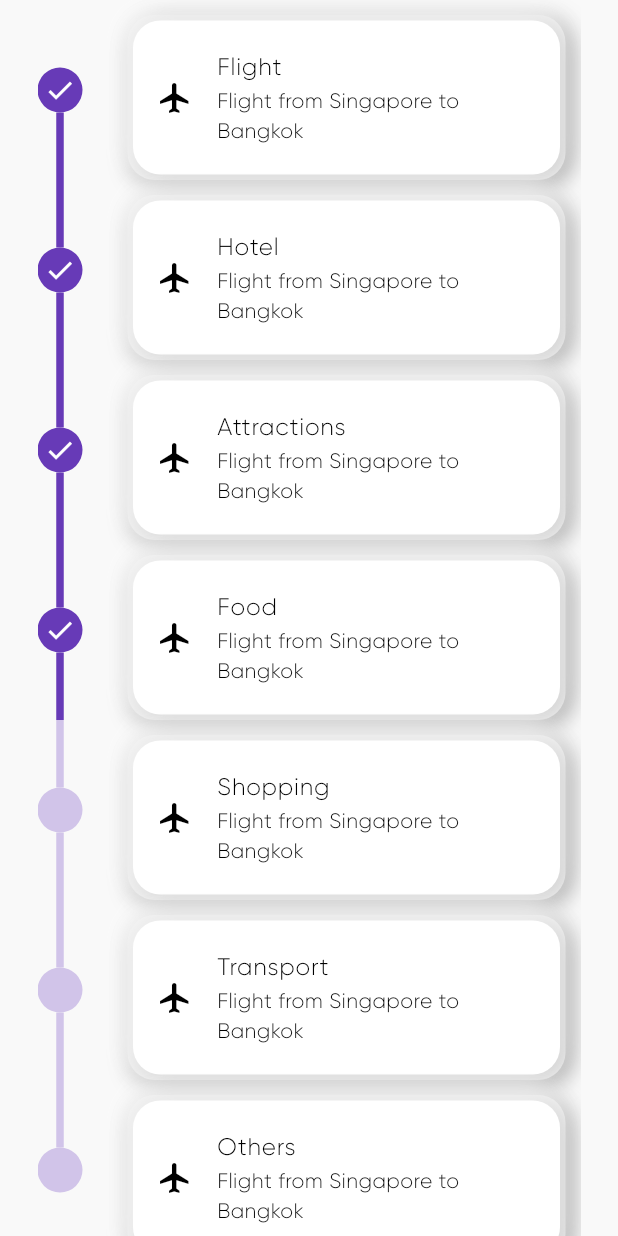
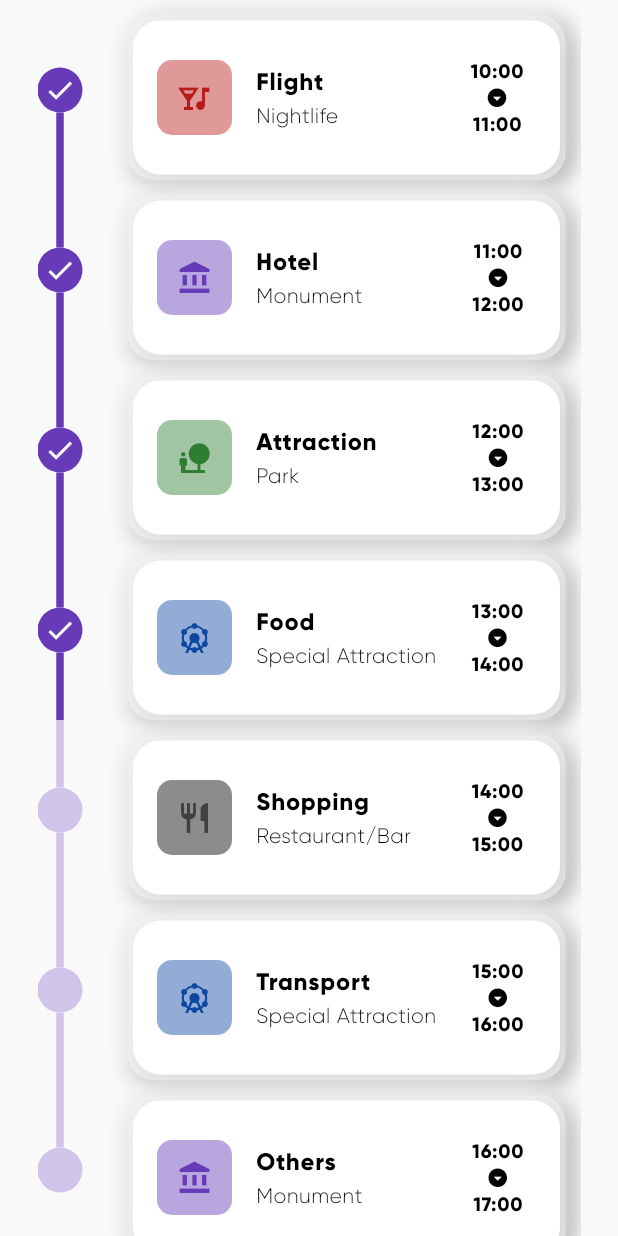
Before and after one commit to Mahesh1772/ItineraryApp, a Flutter app: the ItineraryPage screen opened directly, on a phone screen of 412 x 824 dp. Run offline on Flutter 3.47's test engine with Material 3 defaults, Android fonts, the light colour scheme and no system bars; drawn by our look-alikes of timeline_tile; our stand-ins replace flutter_screenutil.

Commit message:
Dummy valued itenary page

```diff
--- a/itinerary_app/lib/pages/itenary_tiles.dart
+++ b/itinerary_app/lib/pages/itenary_tiles.dart
@@ -1,12 +1,61 @@
+import 'package:flutter/foundation.dart';
 import 'package:flutter/material.dart';
 import 'package:itinerary_app/components/neumorphic_box.dart';
 
 class ItineraryTile extends StatelessWidget {
   final String itinerary;
-  ItineraryTile({super.key, required this.itinerary});
+  final String start;
+  final String end;
+  // list of colors for the tiles
+  final List<Color> colors = [
+    Colors.deepPurple,
+    Colors.green.shade800,
+    Colors.red.shade900,
+    Colors.blue.shade900,
+    Colors.black54,
+  ];
+
+  Color getCategoryColor(String category) {
+    switch (category) {
+      case 'Monument':
+        return colors[0];
+      case 'Park':
+        return colors[1];
+      case 'Nightlife':
+        return colors[2];
+      case 'Special Attraction':
+        return colors[3];
+      case 'Restaurant/Bar':
+        return colors[4];
+      default:
+        return Colors.black; // Default color for unknown categories
+    }
+  }
+
+  IconData getCategoryIcon(String category) {
+    switch (category) {
+      case 'Monument':
+        return Icons.account_balance;
+      case 'Park':
+        return Icons.nature_people;
+      case 'Nightlife':
+        return Icons.nightlife;
+      case 'Special Attraction':
+        return Icons.attractions;
+      case 'Restaurant/Bar':
+        return Icons.restaurant;
+      default:
+        return Icons.help; // Default icon for unknown categories
+    }
+  }
+
+  final String category;
+  ItineraryTile({super.key, required this.itinerary, required this.category, required this.start, required this.end});
 
   @override
   Widget build(BuildContext context) {
+    final Color color = getCategoryColor(category);
+    final IconData icon = getCategoryIcon(category);
     return Padding(
       padding: const EdgeInsets.only(
         left: 30.0,
@@ -16,10 +65,50 @@ class ItineraryTile extends StatelessWidget {
       child: NeumorphicBox(
         child: Center(
           child: ListTile(
-            leading: Icon(Icons.flight),
-            title: Text(itinerary),
-            subtitle: Text('Flight from Singapore to Bangkok'),
-          ),
+              leading: Container(
+                height: 50,
+                width: 50,
+                decoration: BoxDecoration(
+                  color: color.withOpacity(0.45),
+                  borderRadius: BorderRadius.circular(10),
+                ),
+                child: Icon(
+                  icon,
+                  color: color,
+                ),
+              ),
+              title: Text(
+                itinerary,
+                style: TextStyle(fontWeight: FontWeight.bold),
+              ),
+              subtitle: Text(category),
+              trailing: Column(
+                mainAxisAlignment:
+                    MainAxisAlignment.spaceEvenly, // Aligns the times vertically
+                children: [
+                  Text(
+                    start, // Start time
+                    style: TextStyle(
+                      color: Colors.black,
+                      fontWeight: FontWeight.bold,
+                      fontSize: 13.0,
+                    ),
+                  ),
+                  Icon(
+                    Icons.arrow_drop_down_circle_sharp,
+                    size: 15, // Two-way arrow
+                    color: Colors.black,
+                  ),
+                  Text(
+                    end, // End time
+                    style: TextStyle(
+                      color: Colors.black,
+                      fontWeight: FontWeight.bold,
+                      fontSize: 13.0,
+                    ),
+                  ),
+                ],
+              )),
         ),
       ),
     );
--- a/itinerary_app/lib/pages/itinerary_display_page.dart
+++ b/itinerary_app/lib/pages/itinerary_display_page.dart
@@ -1,20 +1,22 @@
 import 'package:flutter/material.dart';
 import 'package:itinerary_app/pages/itenary_tiles.dart';
 import 'package:itinerary_app/pages/timeline_tile.dart';
+import 'package:intl/intl.dart';
 
 class ItineraryPage extends StatefulWidget {
   ItineraryPage({super.key});
+
   final List<ItineraryItem> _itinerary = [
-    ItineraryItem(name: 'Flight', value1: true, value2: false, value3: true),
-    ItineraryItem(name: 'Hotel', value1: false, value2: false, value3: true),
+    ItineraryItem(name: 'Flight', value1: true, value2: false, value3: true, category: 'Nightlife', start: '10:00', end: '11:00'),
+    ItineraryItem(name: 'Hotel', value1: false, value2: false, value3: true, category: 'Monument' , start: '11:00', end: '12:00'),
     ItineraryItem(
-        name: 'Attractions', value1: false, value2: false, value3: true),
-    ItineraryItem(name: 'Food', value1: false, value2: false, value3: true),
+        name: 'Attraction', value1: false, value2: false, value3: true, category: 'Park', start: '12:00', end: '13:00'),
+    ItineraryItem(name: 'Food', value1: false, value2: false, value3: true, category: 'Special Attraction',   start: '13:00', end: '14:00'),
     ItineraryItem(
-        name: 'Shopping', value1: false, value2: false, value3: false),
+        name: 'Shopping', value1: false, value2: false, value3: false, category: 'Restaurant/Bar', start: '14:00', end: '15:00'),
     ItineraryItem(
-        name: 'Transport', value1: false, value2: false, value3: false),
-    ItineraryItem(name: 'Others', value1: false, value2: true, value3: false),
+        name: 'Transport', value1: false, value2: false, value3: false, category: 'Special Attraction', start: '15:00', end: '16:00'),
+    ItineraryItem(name: 'Others', value1: false, value2: true, value3: false, category: 'Monument', start: '16:00', end: '17:00'),
   ];
   @override
   State<ItineraryPage> createState() => _ItineraryPageState();
@@ -33,6 +35,9 @@ class _ItineraryPageState extends State<ItineraryPage> {
           itemCount: widget._itinerary.length,
           itemBuilder: (context, index) {
             return MyTimeLineTile(
+              start: widget._itinerary[index].start,
+              end: widget._itinerary[index].end,
+              category: widget._itinerary[index].category,
               isFirst: widget._itinerary[index].value1,
               isLast: widget._itinerary[index].value2,
               isPast: widget._itinerary[index].value3,
@@ -50,11 +55,16 @@ class ItineraryItem {
   final bool value1;
   final bool value2;
   final bool value3;
-
+  final String category;
+  final String start;
+  final String end;
   ItineraryItem({
     required this.name,
     required this.value1,
     required this.value2,
     required this.value3,
+    required this.category,
+    required this.start,
+    required this.end,
   });
 }
--- a/itinerary_app/lib/pages/timeline_tile.dart
+++ b/itinerary_app/lib/pages/timeline_tile.dart
@@ -7,12 +7,18 @@ class MyTimeLineTile extends StatelessWidget {
   final bool isLast;
   final bool isPast;
   final String itinerary;
+  final String start;
+  final String end;
+  final category;
   const MyTimeLineTile({
     super.key,
     required this.isFirst,
     required this.isLast,
     required this.isPast,
     required this.itinerary,
+    required this.category,
+    required this.start,
+    required this.end,
   });
 
   @override
@@ -31,10 +37,15 @@ class MyTimeLineTile extends StatelessWidget {
           color: isPast ? Colors.deepPurple : Colors.deepPurple.shade100,
           iconStyle: IconStyle(
             iconData: Icons.done,
-            color: isPast ? Colors.white  : Colors.deepPurple.shade100,
+            color: isPast ? Colors.white : Colors.deepPurple.shade100,
           ),
         ),
-        endChild: ItineraryTile(itinerary: itinerary),
+        endChild: ItineraryTile(
+          start: start,
+          end: end,
+          itinerary: itinerary,
+          category: category,
+        ),
       ),
     );
   }
--- a/itinerary_app/pubspec.yaml
+++ b/itinerary_app/pubspec.yaml
@@ -38,6 +38,7 @@ dependencies:
   provider: ^6.1.1
   timeline_tile: ^2.0.0
   flutter_screenutil: ^5.9.0
+  intl: ^0.19.0
 
 dev_dependencies:
   flutter_test:
```
Also changed, not shown: itinerary_app/pubspec.lock.
